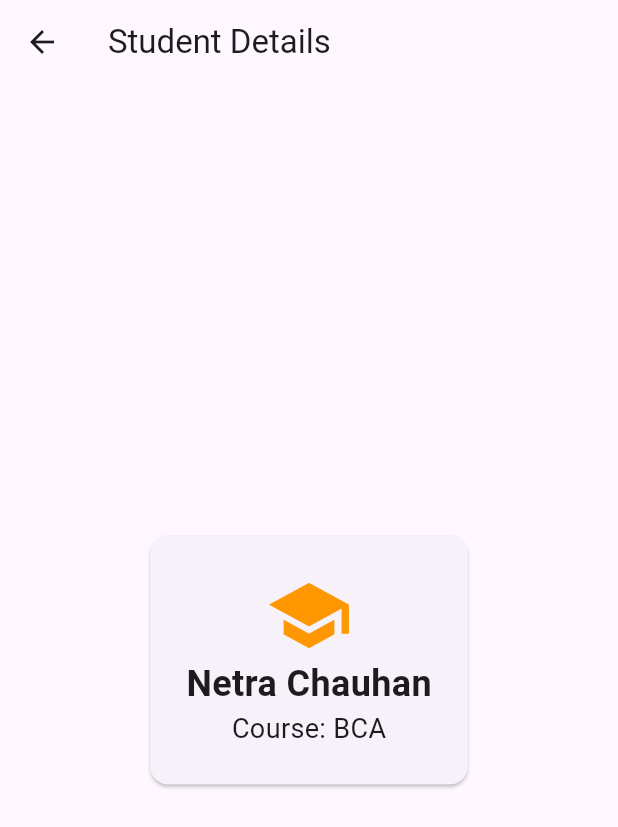
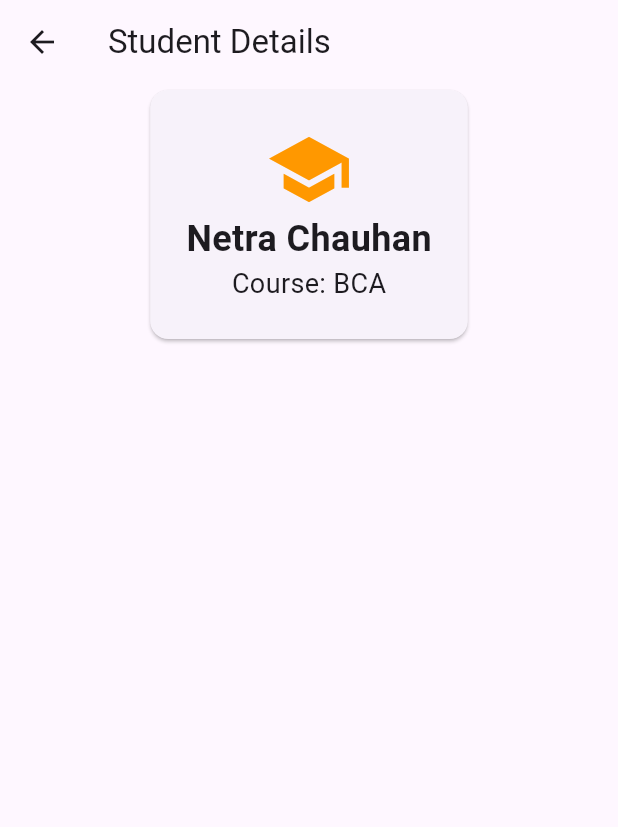
Before and after one commit to NetraChauhan/flutter_lab_sheet_4, a Flutter app: the Second screen opened directly, on a phone screen of 412 x 824 dp. Shown: the top 827 px of the screen. Run offline on Flutter 3.47's test engine with Material 3 defaults, Android fonts, the phone set to English and light mode, and no system bars.

Commit message:
Remove vertical centering from Program 17

```diff
--- a/lib/program_17.dart
+++ b/lib/program_17.dart
@@ -15,7 +15,7 @@ class First extends StatelessWidget{
 class Second extends StatelessWidget{
  final String name,course;
  const Second(this.name,this.course,{super.key});
- Widget build(c)=>Scaffold(appBar:AppBar(title:const Text('Student Details')),body:Center(child:Card(child:Padding(padding:const EdgeInsets.all(24),child:Column(mainAxisSize:MainAxisSize.min,children:[
+ Widget build(c)=>Scaffold(appBar:AppBar(title:const Text('Student Details')),body:Align(alignment:Alignment.topCenter,child:Card(child:Padding(padding:const EdgeInsets.all(24),child:Column(mainAxisSize:MainAxisSize.min,children:[
   const Icon(Icons.school,size:58,color:Colors.orange),Text(name,style:const TextStyle(fontSize:24,fontWeight:FontWeight.bold)),Text('Course: $course',style:const TextStyle(fontSize:18))
  ])))));
 }
```
